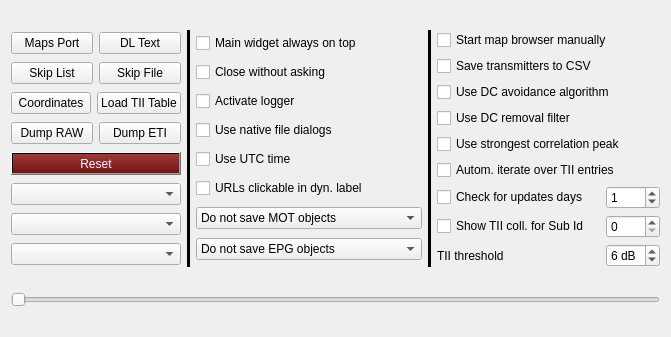
The window that src/configuration/configuration.ui (tomneda/DABstar) describes before a commit, drawn with Qt 5.
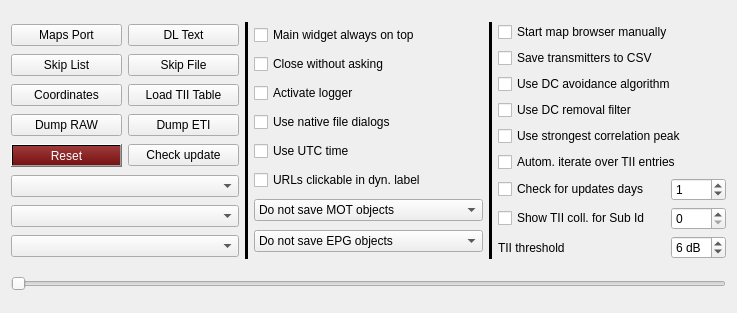
The same window after the commit.

Commit message:
Add manual "Check for Update" trigger
Introduce a button in settings for manually checking updates on GitHub. Refactor update check logic to support message box feedback and improve logging clarity.

Patch:
```diff
--- a/src/configuration/configuration.ui
+++ b/src/configuration/configuration.ui
@@ -6,8 +6,8 @@
    <rect>
     <x>0</x>
     <y>0</y>
-    <width>671</width>
-    <height>337</height>
+    <width>737</width>
+    <height>313</height>
    </rect>
   </property>
   <property name="windowTitle">
@@ -15,7 +15,7 @@
   </property>
   <layout class="QVBoxLayout" name="verticalLayout_4">
    <item>
-    <layout class="QHBoxLayout" name="horizontalLayout_5">
+    <layout class="QHBoxLayout" name="horizontalLayout_5" stretch="1,0,1,0,1">
      <item>
       <layout class="QVBoxLayout" name="verticalLayout_3">
        <item>
@@ -145,6 +145,16 @@
            </property>
           </widget>
          </item>
+         <item>
+          <widget class="QPushButton" name="btnCheckForUpdate">
+           <property name="toolTip">
+            <string>&lt;html&gt;&lt;head/&gt;&lt;body&gt;&lt;p&gt;Check for update on Github.&lt;/p&gt;&lt;/body&gt;&lt;/html&gt;</string>
+           </property>
+           <property name="text">
+            <string>Check update</string>
+           </property>
+          </widget>
+         </item>
         </layout>
        </item>
        <item>
```
The commit also changes 3 other files.
